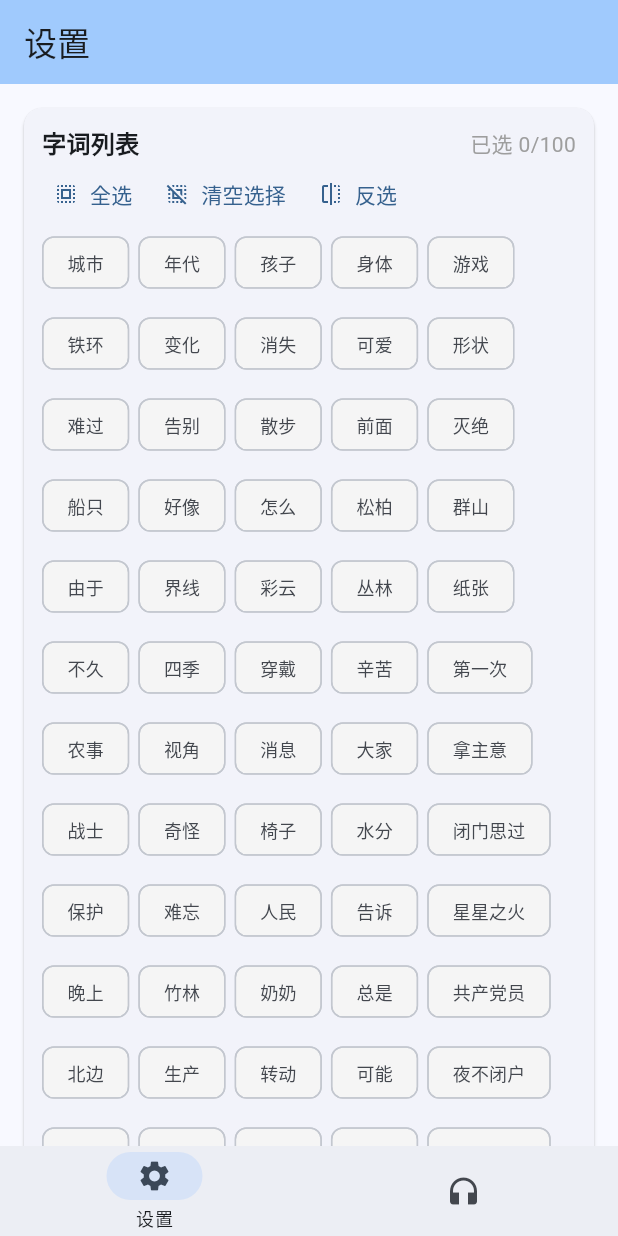
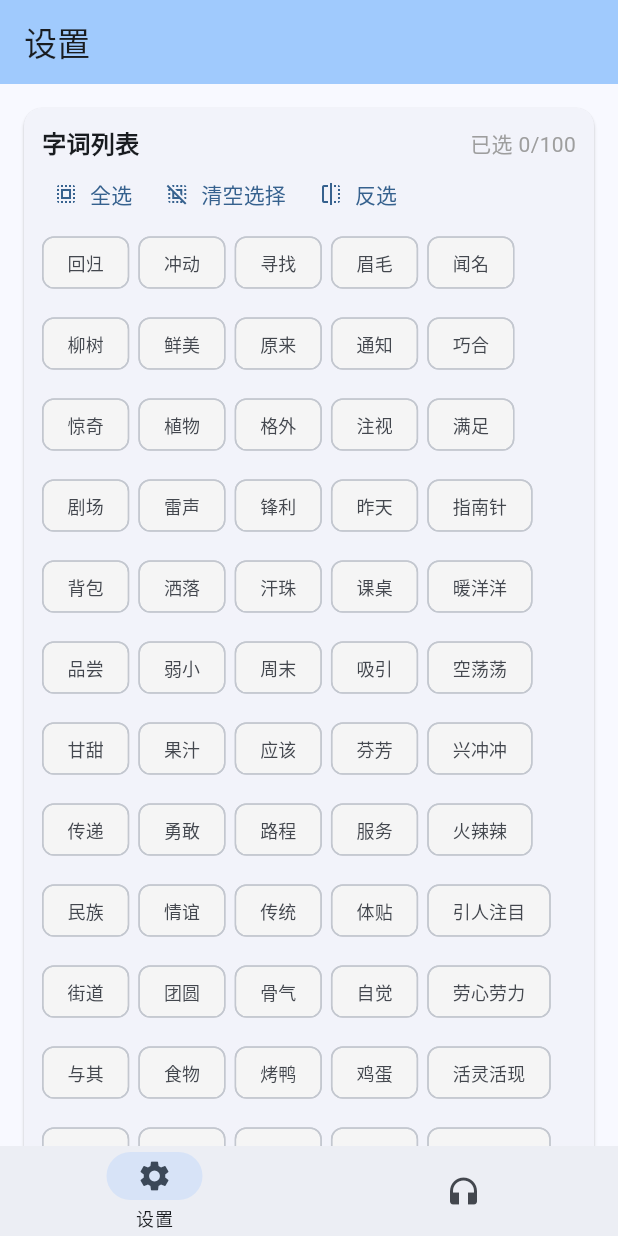
Before and after one commit to Momenttt/dictation_app, a Flutter app: the screen it shows after launch, after a tap on "清空选择", on a phone screen of 412 x 824 dp. Run offline on Flutter 3.47's test engine with Material 3 defaults, Android fonts, the phone set to English and light mode, and no system bars; our stand-ins replace file_picker, flutter_tts; missing offline and left inert: dart:js_interop.

Commit message:
feat: 同步 word.txt 到 default_words 并设置 web base-href

```diff
--- a/dictation_app/lib/default_words.dart
+++ b/dictation_app/lib/default_words.dart
@@ -1,103 +1,103 @@
 // 预置字词列表
 const List<String> defaultWords = [
-  '城市',
-  '年代',
-  '孩子',
-  '身体',
-  '游戏',
-  '铁环',
-  '变化',
-  '消失',
-  '可爱',
-  '形状',
-  '难过',
-  '告别',
-  '散步',
-  '前面',
-  '灭绝',
-  '船只',
-  '好像',
-  '怎么',
-  '松柏',
-  '群山',
-  '由于',
-  '界线',
-  '彩云',
-  '丛林',
-  '纸张',
-  '不久',
-  '四季',
-  '穿戴',
-  '辛苦',
-  '第一次',
-  '农事',
-  '视角',
-  '消息',
-  '大家',
-  '拿主意',
-  '战士',
-  '奇怪',
-  '椅子',
-  '水分',
-  '闭门思过',
-  '保护',
-  '难忘',
-  '人民',
-  '告诉',
-  '星星之火',
-  '晚上',
-  '竹林',
-  '奶奶',
-  '总是',
-  '共产党员',
-  '北边',
-  '生产',
-  '转动',
-  '可能',
-  '夜不闭户',
-  '后来',
-  '山顶',
-  '名字',
-  '已经',
-  '独当一面',
-  '明亮',
-  '切身',
-  '灯光',
-  '自己',
-  '似是而非',
-  '眼前',
-  '池子',
-  '中外',
-  '好客',
-  '四海为家',
-  '美丽',
-  '反常',
-  '山坡',
-  '树枝',
-  '奇货可居',
-  '老乡',
-  '味道',
-  '花朵',
-  '哪里',
-  '坐立不宁',
-  '当作',
-  '过冬',
-  '赶快',
-  '山区',
-  '风雨同舟',
-  '以后',
-  '邻居',
-  '饥饿',
-  '你们',
-  '自作自受',
-  '同志',
-  '胜利',
-  '因为',
-  '非常',
-  '高山大川',
-  '弯路',
-  '敌人',
-  '春风',
-  '那些',
-  '一年一度',
+  '回归',
+  '冲动',
+  '寻找',
+  '眉毛',
+  '闻名',
+  '柳树',
+  '鲜美',
+  '原来',
+  '通知',
+  '巧合',
+  '惊奇',
+  '植物',
+  '格外',
+  '注视',
+  '满足',
+  '剧场',
+  '雷声',
+  '锋利',
+  '昨天',
+  '指南针',
+  '背包',
+  '洒落',
+  '汗珠',
+  '课桌',
+  '暖洋洋',
+  '品尝',
+  '弱小',
+  '周末',
+  '吸引',
+  '空荡荡',
+  '甘甜',
+  '果汁',
+  '应该',
+  '芬芳',
+  '兴冲冲',
+  '传递',
+  '勇敢',
+  '路程',
+  '服务',
+  '火辣辣',
+  '民族',
+  '情谊',
+  '传统',
+  '体贴',
+  '引人注目',
+  '街道',
+  '团圆',
+  '骨气',
+  '自觉',
+  '劳心劳力',
+  '与其',
+  '食物',
+  '烤鸭',
+  '鸡蛋',
+  '活灵活现',
+  '似乎',
+  '铅笔',
+  '精彩',
+  '波纹',
+  '恋恋不舍',
+  '奔跑',
+  '旁边',
+  '阿姨',
+  '便利',
+  '亡羊补牢',
+  '拼音',
+  '坦诚',
+  '劝告',
+  '教室',
+  '哈哈大笑',
+  '而且',
+  '等候',
+  '愿意',
+  '立刻',
+  '干干净净',
+  '突然',
+  '掉队',
+  '商店',
+  '大厦',
+  '扑面而来',
+  '钱币',
+  '鸟黑',
+  '压力',
+  '洞穴',
+  '助人为乐',
+  '新鲜',
+  '响应',
+  '欢迎',
+  '指导',
+  '积少成多',
+  '时针',
+  '帮助',
+  '忠诚',
+  '向导',
+  '舍近求远',
+  '特长',
+  '航行',
+  '或者',
+  '所以',
+  '宇宙飞船',
 ];
```
Also changed, not shown: 1 other file.
